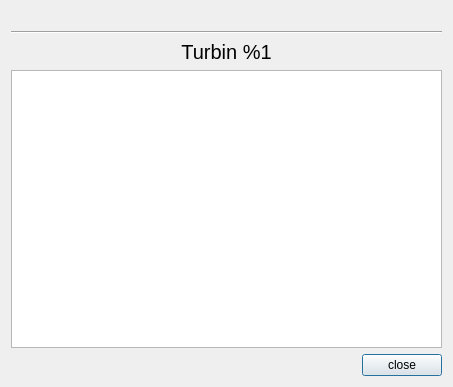
Before: the Qt Designer form libgui/about/aboutdialog.ui in apinprastya/sultan, drawn with Qt 5.
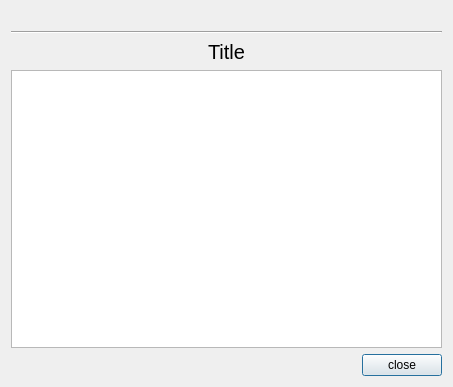
After: the same form once the commit is applied. Icons and pictures are not drawn.

Patch:
```diff
--- a/libgui/about/aboutdialog.ui
+++ b/libgui/about/aboutdialog.ui
@@ -40,7 +40,7 @@
       <string notr="true">font-size: 20px;</string>
      </property>
      <property name="text">
-      <string>Turbin %1</string>
+      <string>Title</string>
      </property>
      <property name="alignment">
       <set>Qt::AlignCenter</set>
```
Left out of the diff: 4 changed lines with no effect on the pictures.
